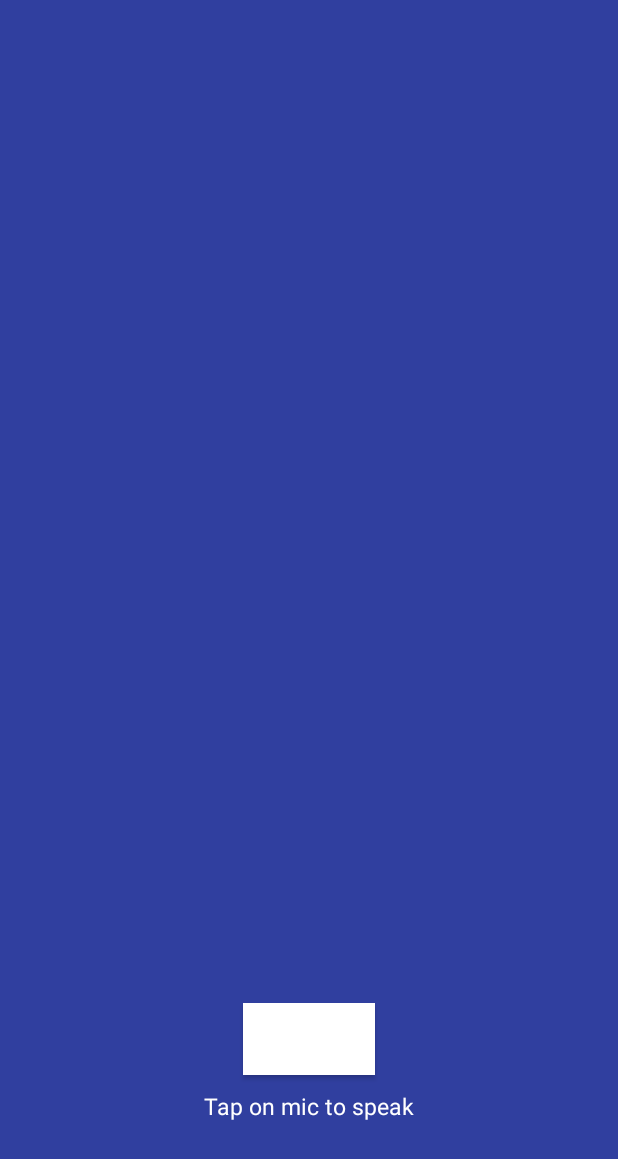
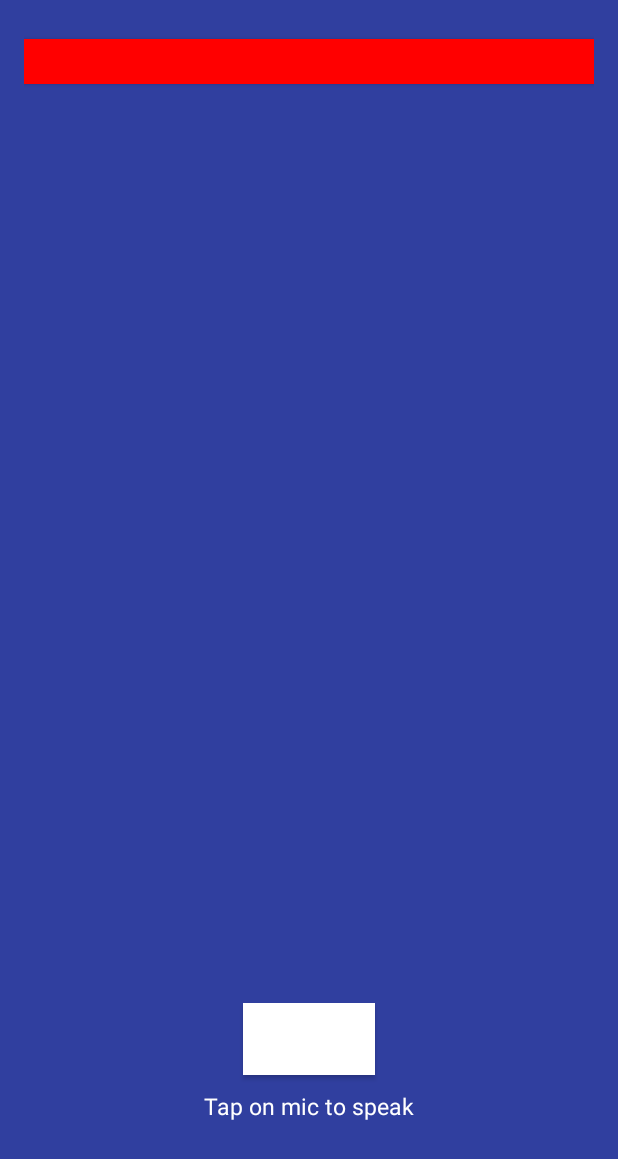
Before and after one commit to VoiceAutomationforDisabilityVehicles/AndroidApp, an Android app: the layout activity_main.xml on its own in the app's theme, with its tools: preview values and no code run, on a phone screen of 412 x 824 dp. Shown: the top 1159 px of the screen. Run offline under Robolectric (Android 15) with nearby library versions, the phone set to English and light mode, and no system bars.

Commit message:
Added Keyword Search

```diff
--- a/app/src/main/AndroidManifest.xml
+++ b/app/src/main/AndroidManifest.xml
@@ -1,6 +1,8 @@
 <?xml version="1.0" encoding="utf-8"?>
 <manifest xmlns:android="http://schemas.android.com/apk/res/android"
     package="com.androidapp.voicecontrol.app" >
+
+    <uses-permission android:name="android.permission.RECORD_AUDIO" />
 
     <application
         android:allowBackup="true"
@@ -11,7 +13,6 @@
         <activity android:name=".MainActivity" >
             <intent-filter>
                 <action android:name="android.intent.action.MAIN" />
-
                 <category android:name="android.intent.category.LAUNCHER" />
             </intent-filter>
         </activity>
--- a/app/src/main/res/layout/activity_main.xml
+++ b/app/src/main/res/layout/activity_main.xml
@@ -11,6 +11,13 @@
     android:paddingTop="@dimen/activity_vertical_margin"
     android:paddingBottom="@dimen/activity_vertical_margin"
     tools:context="com.androidapp.voicecontrol.app.MainActivity">
+
+    <Button
+        android:id="@+id/status"
+        android:layout_width="match_parent"
+        android:layout_height="30dp"
+        android:background="@color/red"
+        android:layout_marginTop="10dp" />
 
     <TextView
         android:id="@+id/txtSpeechInput"
@@ -26,11 +33,11 @@
     <LinearLayout
         android:layout_width="wrap_content"
         android:layout_height="wrap_content"
-        android:layout_alignParentBottom="true"
-        android:layout_centerHorizontal="true"
         android:layout_marginBottom="60dp"
         android:gravity="center"
-        android:orientation="vertical" >
+        android:orientation="vertical"
+        android:layout_alignParentBottom="true"
+        android:layout_centerHorizontal="true">
 
         <Button
             android:id="@+id/btnSpeak"
--- a/app/src/main/res/values/colors.xml
+++ b/app/src/main/res/values/colors.xml
@@ -5,6 +5,9 @@
     <color name="colorAccent">#FF4081</color>
 
     <color name="white">#ffffff</color>
+    <color name="red">#ffff0000</color>
+    <color name="green">#ff0ff000</color>
+
     <color name="bg_gradient_start">#31244e</color>
     <color name="bg_gradient_end">#6b394c</color>
 </resources>
```
Also changed, not shown: app/src/main/java/com/androidapp/voicecontrol/app/MainActivity.java (+73 -63 lines).
